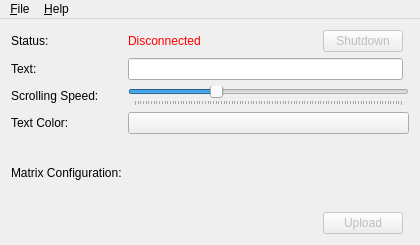
Old version of the form src/desktopclient/mainwindow.ui in the repository josharmstrong08/RPLD.
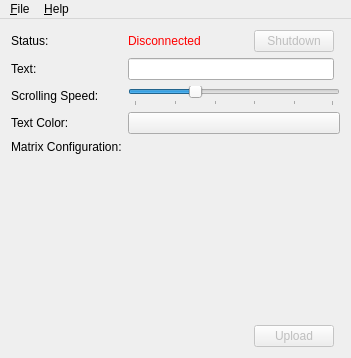
New version of the form.

Commit message: Creating a matrix configuration widget

```diff
--- a/src/desktopclient/mainwindow.ui
+++ b/src/desktopclient/mainwindow.ui
@@ -6,8 +6,8 @@
    <rect>
     <x>0</x>
     <y>0</y>
-    <width>420</width>
-    <height>245</height>
+    <width>351</width>
+    <height>358</height>
    </rect>
   </property>
   <property name="windowTitle">
@@ -22,8 +22,8 @@
       </property>
      </widget>
     </item>
-    <item row="6" column="1" alignment="Qt::AlignLeft">
-     <widget class="QLabel" name="label_5">
+    <item row="6" column="1" alignment="Qt::AlignLeft|Qt::AlignTop">
+     <widget class="QLabel" name="matrixConfigLabel">
       <property name="text">
        <string>Matrix Configuration:</string>
       </property>
@@ -37,9 +37,18 @@
       <property name="orientation">
        <enum>Qt::Horizontal</enum>
       </property>
+      <property name="invertedAppearance">
+       <bool>false</bool>
+      </property>
+      <property name="invertedControls">
+       <bool>false</bool>
+      </property>
       <property name="tickPosition">
        <enum>QSlider::TicksBelow</enum>
       </property>
+      <property name="tickInterval">
+       <number>20</number>
+      </property>
      </widget>
     </item>
     <item row="1" column="1" alignment="Qt::AlignLeft">
@@ -137,7 +146,7 @@
     <rect>
      <x>0</x>
      <y>0</y>
-     <width>420</width>
+     <width>351</width>
      <height>27</height>
     </rect>
    </property>
```
Left out of the diff: 2 changed lines with no effect on the pictures. The commit also changes 5 other files.
